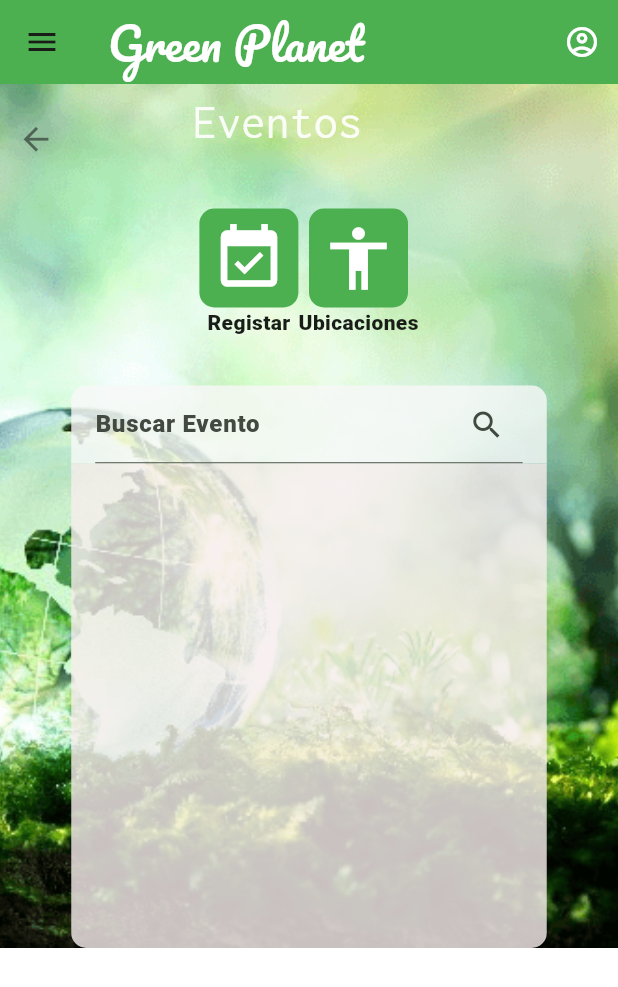
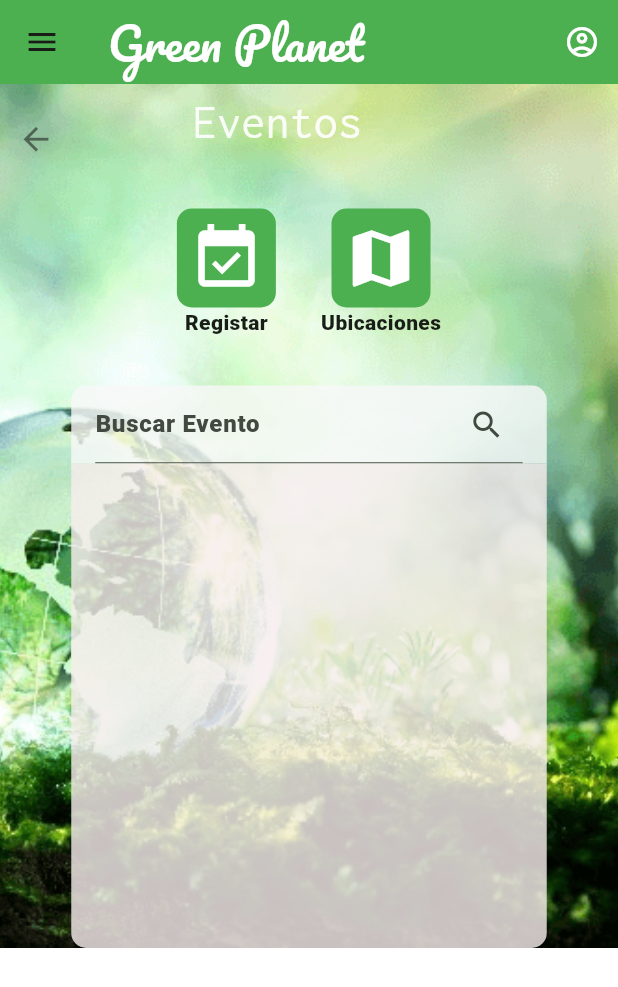
Before and after one commit to MarcelaM18/Aplicacion_Movil2, a Flutter app: the Home screen opened directly, after a tap on the "event available" icon, on a phone screen of 412 x 824 dp. Shown: the top 987 px of the screen. Run offline on Flutter 3.47's test engine with Material 2 defaults, Android fonts, the light colour scheme and no system bars; our stand-ins replace carousel_slider, image_picker.

Commit message:
cambios finales marcela

```diff
--- a/lib/presentation/screens/event_registration.dart
+++ b/lib/presentation/screens/event_registration.dart
@@ -121,10 +121,12 @@ CircleAvatar(
   backgroundColor: Color.fromARGB(207, 247, 237, 237),
   child: Icon(Icons.photo,
   size: 30),
+  radius: 70.0
 ),
 if(photo.isNotEmpty)
 CircleAvatar(
-  backgroundImage: FileImage(File(photo)),),
+  backgroundImage: FileImage(File(photo)),
+  radius: 70.0),
       //FORMULARIO
         SingleChildScrollView(
           padding: const EdgeInsets.all(20.0),
--- a/lib/presentation/screens/home_page.dart
+++ b/lib/presentation/screens/home_page.dart
@@ -21,7 +21,7 @@ class Home extends StatelessWidget {
               children: [
                 const SizedBox(height: 30),
                 Row(
-                  mainAxisAlignment: MainAxisAlignment.spaceEvenly,
+                  mainAxisAlignment: MainAxisAlignment.center,
                   children: [
                     Column(
                       children: [
@@ -51,35 +51,8 @@ class Home extends StatelessWidget {
                         )
                       ],
                     ),
-                    const SizedBox(
-                      height: 100,
-                    ),
-                    Column(
-                      children: [
-                        Container(
-                          decoration: BoxDecoration(
-                            color: Colors.green,
-                            borderRadius: BorderRadius.circular(10),
-                          ),
-                          child: IconButton(
-                            onPressed: () {
-                              Navigator.push(
-                                context,
-                                MaterialPageRoute(
-                                  builder: (context) => const ThirdPage(),
-                                ),
-                              );
-                            },
-                            icon: const Icon(
-                              Icons.accessibility,
-                              size: 50,
-                              color: Color.fromARGB(255, 255, 255, 255),
-                            ),
-                          ),
-                        ),
-                        const Text('Personas')
-                      ],
-                    ),
+
+
                     const SizedBox(
                       height: 100,
                     ),
--- a/lib/presentation/screens/second_page.dart
+++ b/lib/presentation/screens/second_page.dart
@@ -67,7 +67,7 @@ class _HomeEventosState extends State<HomeEventos> {
                     ],
                   ),
                 const  Row(
-                    mainAxisAlignment: MainAxisAlignment.center,
+                    mainAxisAlignment: MainAxisAlignment.spaceEvenly,
                     children: [
                       SizedBox(
                         width: 274,
@@ -90,6 +90,9 @@ class _HomeEventosState extends State<HomeEventos> {
                 ],
               ),
       const SizedBox(height: 15),
+                Column(
+                  mainAxisAlignment: MainAxisAlignment.spaceEvenly,
+                  children: [
                     Row(
                       mainAxisAlignment: MainAxisAlignment.center,
                       children: [
@@ -119,7 +122,7 @@ class _HomeEventosState extends State<HomeEventos> {
                             const Text('Registar')
                           ],
                         ),
-                    const SizedBox(height:30),
+                        const SizedBox(width:30),
                         Column(
                           children: [
                             Container(
@@ -137,7 +140,7 @@ class _HomeEventosState extends State<HomeEventos> {
                                   );
                                 },
                                 icon: const Icon(
-                              Icons.accessibility,
+                                  Icons.map,
                                   size: 50,
                                   color: Color.fromARGB(255, 255, 255, 255),
                                 ),
@@ -148,6 +151,8 @@ class _HomeEventosState extends State<HomeEventos> {
                         ),
                         const SizedBox(
                           height: 100,
+                        ),
+                      ],
                     ),
                   ],
                 ),
--- a/pubspec.yaml
+++ b/pubspec.yaml
@@ -76,6 +76,7 @@ flutter:
     - assets/img/listaapp.jpg
     - assets/img/ambiente.jpg
     - assets/img/sostenible.jpg
+    - assets/img/sostenible.png
 
 
 
```
Lines whose indentation alone changed are shown as unchanged.
